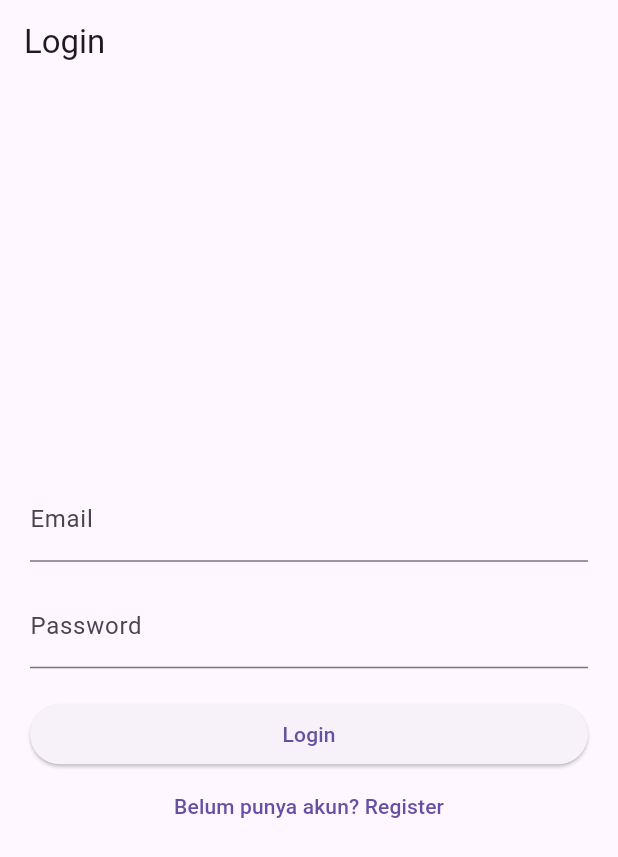
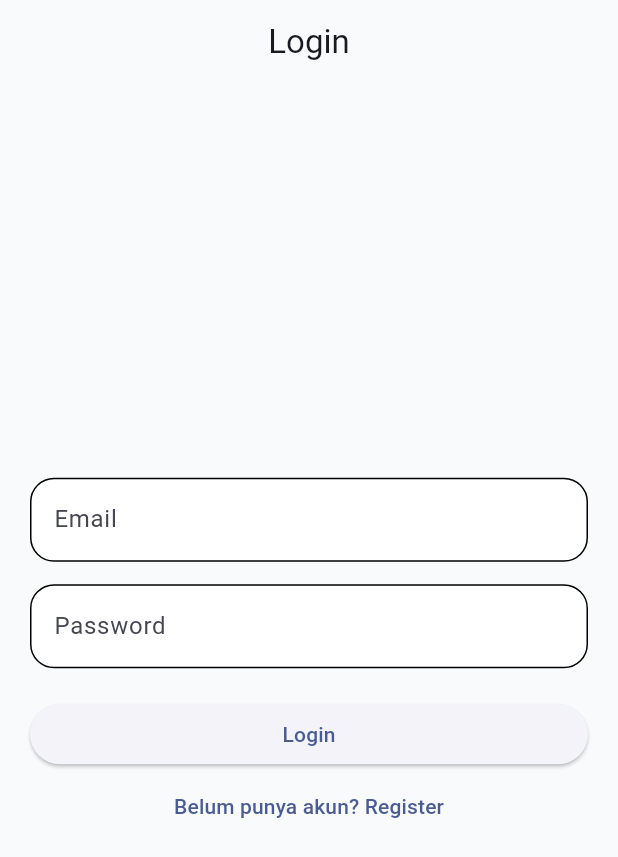
Before and after one commit to HanifAuliya/discipline-tracker, a Flutter app: the screen it shows after launch, on a phone screen of 412 x 824 dp. Shown: the top 857 px of the screen. Run offline on Flutter 3.47's test engine with Material 3 defaults, Android fonts, the phone set to English and light mode, and no system bars.

Commit message:
feat: setup app theme and reusable widgets

```diff
--- /dev/null
+++ b/lib/config/app_colors.dart
@@ -0,0 +1,16 @@
+import 'package:flutter/material.dart';
+
+class AppColors {
+  static const primary = Color(0xFF2563EB);
+  static const secondary = Color(0xFF1E40AF);
+
+  static const background = Color(0xFFF8FAFC);
+
+  static const card = Colors.white;
+
+  static const success = Color(0xFF22C55E);
+
+  static const textDark = Color(0xFF0F172A);
+
+  static const textGrey = Color(0xFF64748B);
+}
--- /dev/null
+++ b/lib/config/app_theme.dart
@@ -0,0 +1,29 @@
+import 'package:flutter/material.dart';
+import 'app_colors.dart';
+
+class AppTheme {
+  static ThemeData lightTheme = ThemeData(
+    useMaterial3: true,
+
+    scaffoldBackgroundColor: AppColors.background,
+
+    colorScheme: ColorScheme.fromSeed(seedColor: AppColors.primary),
+
+    appBarTheme: const AppBarTheme(
+      centerTitle: true,
+      backgroundColor: Colors.transparent,
+      elevation: 0,
+    ),
+
+    inputDecorationTheme: InputDecorationTheme(
+      filled: true,
+      fillColor: Colors.white,
+
+      border: OutlineInputBorder(borderRadius: BorderRadius.circular(16)),
+
+      enabledBorder: OutlineInputBorder(
+        borderRadius: BorderRadius.circular(16),
+      ),
+    ),
+  );
+}
--- a/lib/main.dart
+++ b/lib/main.dart
@@ -1,4 +1,6 @@
 import 'package:flutter/material.dart';
+
+import 'config/app_theme.dart';
 import 'screens/login/login_screen.dart';
 
 void main() {
@@ -13,7 +15,7 @@ class MyApp extends StatelessWidget {
     return MaterialApp(
       debugShowCheckedModeBanner: false,
       title: 'Discipline Tracker',
-      theme: ThemeData(useMaterial3: true),
+      theme: AppTheme.lightTheme,
       home: const LoginScreen(),
     );
   }
```
Also changed, not shown: lib/widgets/custom_button.dart (added, +17 -0 lines), lib/widgets/custom_textfield.dart (added, +16 -0 lines).
